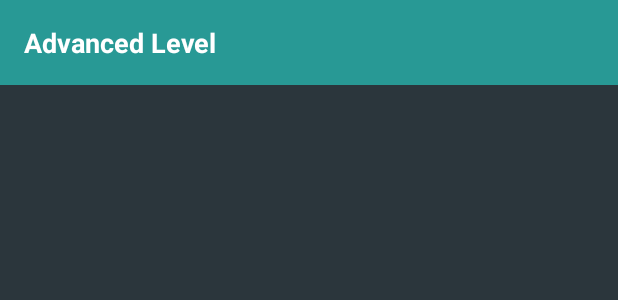
After one commit to nimendrak/Vehicle-Identifier-Game, an Android app: the layout activity_advanced.xml on its own in the app's theme, with its tools: preview values and no code run, on a phone screen of 412 x 824 dp. The commit adds this screen. Shown: the top 300 px of the screen. Run offline under Robolectric (Android 15) with nearby library versions, the phone set to English and light mode, and no system bars.

Commit message:
AdvancedLevelActivity added

```diff
--- a/app/src/main/AndroidManifest.xml
+++ b/app/src/main/AndroidManifest.xml
@@ -9,7 +9,8 @@
         android:roundIcon="@mipmap/ic_launcher_round"
         android:supportsRtl="true"
         android:theme="@style/AppTheme">
-        <activity android:name=".CarHintActivity"></activity>
+        <activity android:name=".AdvancedActivity"></activity>
+        <activity android:name=".CarHintActivity" />
         <activity android:name=".CarImageActivity" />
         <activity android:name=".CarMakeActivity" />
         <activity android:name=".MainActivity">
--- a/app/src/main/java/com/example/nimendra/CarHintActivity.java
+++ b/app/src/main/java/com/example/nimendra/CarHintActivity.java
@@ -19,6 +19,7 @@ import com.example.nimendra.utils.ValidateImages;
 import com.example.nimendra.utils.PopulateData;
 import com.example.nimendra.utils.ImageLoader;
 import com.example.nimendra.utils.Styles;
+
 import com.google.android.material.snackbar.BaseTransientBottomBar;
 import com.google.android.material.snackbar.Snackbar;
 
--- /dev/null
+++ b/app/src/main/res/layout/activity_advanced.xml
@@ -0,0 +1,19 @@
+<?xml version="1.0" encoding="utf-8"?>
+<androidx.constraintlayout.widget.ConstraintLayout xmlns:android="http://schemas.android.com/apk/res/android"
+    xmlns:app="http://schemas.android.com/apk/res-auto"
+    xmlns:tools="http://schemas.android.com/tools"
+    android:layout_width="match_parent"
+    android:layout_height="match_parent"
+    android:background="#2B363C"
+    tools:context=".AdvancedActivity">
+
+    <TextView
+        android:id="@+id/activity4_title"
+        style="@style/titleHolder"
+        android:layout_width="match_parent"
+        android:layout_height="wrap_content"
+        android:text="@string/textview_advanced_level_title"
+        app:layout_constraintStart_toStartOf="parent"
+        app:layout_constraintTop_toTopOf="parent" />
+
+</androidx.constraintlayout.widget.ConstraintLayout>
--- a/app/src/main/res/layout/activity_car_image.xml
+++ b/app/src/main/res/layout/activity_car_image.xml
@@ -8,7 +8,7 @@
     tools:context=".CarImageActivity">
 
     <TextView
-        android:id="@+id/car_img_title"
+        android:id="@+id/activity4_title"
         style="@style/titleHolder"
         android:layout_width="match_parent"
         android:layout_height="wrap_content"
@@ -26,7 +26,7 @@
         app:layout_constraintEnd_toEndOf="parent"
         app:layout_constraintHorizontal_bias="0.516"
         app:layout_constraintStart_toStartOf="parent"
-        app:layout_constraintTop_toBottomOf="@+id/car_img_title" >
+        app:layout_constraintTop_toBottomOf="@+id/activity4_title" >
 
         <ImageView
             android:id="@+id/car_img1"
--- a/app/src/main/res/layout/activity_main.xml
+++ b/app/src/main/res/layout/activity_main.xml
@@ -59,6 +59,7 @@
         android:layout_marginTop="16dp"
         android:background="@drawable/button_ripple_effect"
         android:text="@string/button_advanced_level_text"
+        android:onClick="launchAdvancedLevelActivity"
         android:textColor="#ffffff"
         android:textSize="16sp"
         app:layout_constraintEnd_toEndOf="parent"
--- a/app/src/main/res/values/strings.xml
+++ b/app/src/main/res/values/strings.xml
@@ -49,5 +49,6 @@
     <string name="editText_input_char_text">Input char</string>
     <string name="textview_attempts_left_text">Attempt(s) Left</string>
     <string name="textview_attempts">03</string>
+    <string name="textview_advanced_level_title">Advanced Level</string>
 
 </resources>
```
Also changed, not shown: app/src/main/java/com/example/nimendra/AdvancedActivity.java (added, +32 -0 lines), app/src/main/java/com/example/nimendra/MainActivity.java (+5 -3 lines).
